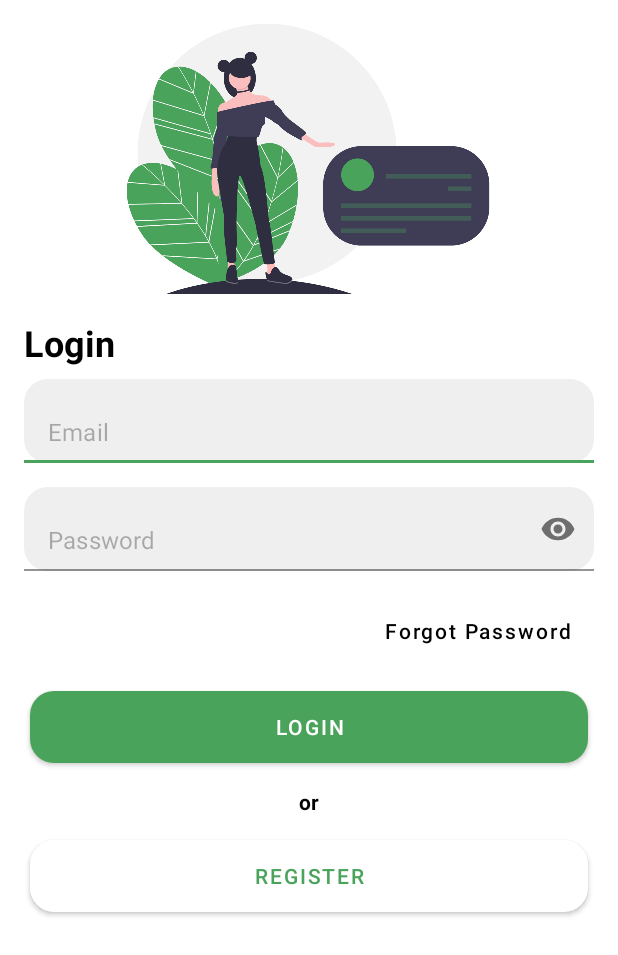
After one commit to mumaralfajar/coursekai, an Android app: the layout activity_login.xml on its own in the app's theme, with its tools: preview values and no code run, on a phone screen of 412 x 824 dp. The commit adds this screen. Shown: the top 955 px of the screen. Run offline under Robolectric (Android 15) with nearby library versions, the phone set to English and light mode, and no system bars.

Commit message:
add login screen

```diff
--- a/app/src/main/AndroidManifest.xml
+++ b/app/src/main/AndroidManifest.xml
@@ -14,6 +14,9 @@
         android:theme="@style/Theme.Coursekai"
         tools:targetApi="31">
         <activity
+            android:name=".presentation.login.LoginActivity"
+            android:exported="false" />
+        <activity
             android:name=".presentation.splash.SplashActivity"
             android:exported="false" />
         <activity
--- /dev/null
+++ b/app/src/main/java/com/mumaralfajar/coursekai/presentation/login/LoginActivity.kt
@@ -0,0 +1,17 @@
+package com.mumaralfajar.coursekai.presentation.login
+
+import androidx.appcompat.app.AppCompatActivity
+import android.os.Bundle
+import com.mumaralfajar.coursekai.R
+import com.mumaralfajar.coursekai.databinding.ActivityLoginBinding
+
+class LoginActivity : AppCompatActivity() {
+
+    private lateinit var loginBinding: ActivityLoginBinding
+
+    override fun onCreate(savedInstanceState: Bundle?) {
+        super.onCreate(savedInstanceState)
+        loginBinding = ActivityLoginBinding.inflate(layoutInflater)
+        setContentView(loginBinding.root)
+    }
+}
--- /dev/null
+++ b/app/src/main/res/drawable/bg_btn_auth_primary.xml
@@ -0,0 +1,12 @@
+<?xml version="1.0" encoding="utf-8"?>
+<ripple xmlns:android="http://schemas.android.com/apk/res/android"
+    android:color="@color/white">
+
+    <item>
+        <shape android:shape="rectangle">
+            <solid android:color="@color/colorPrimary"/>
+            <corners android:radius="@dimen/normal_100"/>
+        </shape>
+    </item>
+
+</ripple>
--- /dev/null
+++ b/app/src/main/res/drawable/bg_btn_auth_white.xml
@@ -0,0 +1,12 @@
+<?xml version="1.0" encoding="utf-8"?>
+<ripple xmlns:android="http://schemas.android.com/apk/res/android"
+    android:color="@color/colorPrimary">
+
+    <item>
+        <shape android:shape="rectangle">
+            <solid android:color="@color/white"/>
+            <corners android:radius="@dimen/normal_100"/>
+        </shape>
+    </item>
+
+</ripple>
--- /dev/null
+++ b/app/src/main/res/drawable/bg_edit_text.xml
@@ -0,0 +1,8 @@
+<?xml version="1.0" encoding="utf-8"?>
+<shape xmlns:android="http://schemas.android.com/apk/res/android"
+    android:shape="rectangle">
+
+    <solid android:color="@color/bg_edit_text"/>
+    <corners android:radius="@dimen/normal_100"/>
+
+</shape>
--- /dev/null
+++ b/app/src/main/res/layout/activity_login.xml
@@ -0,0 +1,119 @@
+<?xml version="1.0" encoding="utf-8"?>
+<ScrollView xmlns:android="http://schemas.android.com/apk/res/android"
+    xmlns:app="http://schemas.android.com/apk/res-auto"
+    xmlns:tools="http://schemas.android.com/tools"
+    android:layout_width="match_parent"
+    android:layout_height="match_parent"
+    android:fillViewport="true"
+    tools:context=".presentation.login.LoginActivity">
+
+    <LinearLayout
+        android:layout_width="match_parent"
+        android:layout_height="wrap_content"
+        android:orientation="vertical"
+        android:padding="@dimen/normal_100">
+
+        <ImageView
+            android:layout_width="wrap_content"
+            android:layout_height="wrap_content"
+            android:src="@drawable/image_login"
+            android:layout_gravity="center_horizontal"
+            android:contentDescription="@string/login" />
+
+        <TextView
+            android:layout_width="wrap_content"
+            android:layout_height="wrap_content"
+            android:text="@string/login"
+            android:textColor="@color/black"
+            android:textStyle="bold"
+            android:textSize="@dimen/h5"
+            android:layout_marginTop="@dimen/normal_100"/>
+
+        <com.google.android.material.textfield.TextInputLayout
+            android:layout_width="match_parent"
+            android:layout_height="56dp"
+            app:hintEnabled="false"
+            android:layout_marginTop="@dimen/small_100">
+
+            <EditText
+                android:id="@+id/et_email_login"
+                android:layout_width="match_parent"
+                android:layout_height="match_parent"
+                android:background="@drawable/bg_edit_text"
+                android:paddingStart="@dimen/normal_100"
+                android:hint="@string/email"
+                android:paddingEnd="@dimen/normal_100"
+                android:textColor="@color/black"
+                android:textColorHint="#4D000000"
+                android:inputType="textEmailAddress"
+                android:autofillHints="emailAddress" />
+
+        </com.google.android.material.textfield.TextInputLayout>
+
+        <com.google.android.material.textfield.TextInputLayout
+            android:layout_width="match_parent"
+            android:layout_height="56dp"
+            app:hintEnabled="false"
+            app:endIconMode="password_toggle"
+            android:layout_marginTop="@dimen/normal_100">
+
+            <EditText
+                android:id="@+id/et_password_login"
+                android:layout_width="match_parent"
+                android:layout_height="match_parent"
+                android:background="@drawable/bg_edit_text"
+                android:paddingStart="@dimen/normal_100"
+                android:hint="@string/password"
+                android:paddingEnd="@dimen/normal_100"
+                android:textColor="@color/black"
+                android:textColorHint="#4D000000"
+                android:inputType="textPassword"
+                android:autofillHints="password" />
+
+        </com.google.android.material.textfield.TextInputLayout>
+
+        <Button
+            android:id="@+id/btn_forgot_password_login"
+            android:layout_width="wrap_content"
+            android:layout_height="48dp"
+            android:layout_gravity="end"
+            android:layout_marginTop="@dimen/normal_100"
+            android:background="@android:color/transparent"
+            android:text="@string/forgot_password"
+            android:textAllCaps="false"
+            android:textColor="@color/black" />
+
+        <Button
+            android:id="@+id/btn_login"
+            android:layout_width="match_parent"
+            android:layout_height="wrap_content"
+            android:text="@string/login"
+            android:textColor="@color/white"
+            android:background="@drawable/bg_btn_auth_primary"
+            android:layout_marginTop="@dimen/normal_100"
+            android:layout_marginStart="@dimen/small_50"
+            android:layout_marginEnd="@dimen/small_50"/>
+
+        <TextView
+            android:layout_width="wrap_content"
+            android:layout_height="wrap_content"
+            android:text="@string/or"
+            android:textStyle="bold"
+            android:textColor="@color/black"
+            android:layout_gravity="center_horizontal"
+            android:layout_marginTop="@dimen/normal_100"/>
+
+        <Button
+            android:id="@+id/btn_register"
+            android:layout_width="match_parent"
+            android:layout_height="wrap_content"
+            android:text="@string/register"
+            android:textColor="@color/colorPrimary"
+            android:background="@drawable/bg_btn_auth_white"
+            app:backgroundTint="@null"
+            android:layout_marginTop="@dimen/normal_100"
+            android:layout_marginStart="@dimen/small_50"
+            android:layout_marginEnd="@dimen/small_50"/>
+    </LinearLayout>
+
+</ScrollView>
--- a/app/src/main/res/values/strings.xml
+++ b/app/src/main/res/values/strings.xml
@@ -1,3 +1,43 @@
 <resources>
     <string name="app_name">Coursekai</string>
+    <string name="login">Login</string>
+    <string name="email">Email</string>
+    <string name="password">Password</string>
+    <string name="forgot_password">Forgot Password</string>
+    <string name="or">or</string>
+    <string name="register">Register</string>
+    <string name="name">Name</string>
+    <string name="confirm_password">Confirm Password</string>
+    <string name="change_password">Change Password</string>
+    <string name="new_password">New Password</string>
+    <string name="old_password">Old Password</string>
+    <string name="confirm_new_password">Confirm New Password</string>
+    <string name="welcome_home">Welcome Home,</string>
+    <string name="default_text">-</string>
+    <string name="tag_line">Panduan Belajar dasar-dasar JavaScript</string>
+    <string name="search">Search...</string>
+    <string name="your_materials">Your Materials</string>
+    <string name="logout">Logout</string>
+    <string name="change_language">Change Language</string>
+    <string name="user_profile">User Profile</string>
+    <string name="error">Error</string>
+    <string name="success">Success</string>
+    <string name="please_wait">Please wait...</string>
+    <string name="please_field_your_name">Please field your name</string>
+    <string name="please_field_your_confirm_password">Please field your confirm password</string>
+    <string name="please_field_your_password_more_than_8">Please field your password more than 8</string>
+    <string name="please_field_your_confirm_password_more_than_8">Please field your confirm password more than 8</string>
+    <string name="your_password_didnt_match">Your password did\'nt match</string>
+    <string name="please_field_your_old_password">Please field your old password</string>
+    <string name="please_input_your_old_password_more_than_8">Please input your old password more than 8</string>
+    <string name="please_field_your_new_password">Please field your new password</string>
+    <string name="please_input_your_new_password_more_than_8">Please input your new password more than 8</string>
+    <string name="please_field_your_confirm_new_password">Please field your confirm new password</string>
+    <string name="please_input_your_confirm_new_password_more_than_8">Please input your confirm new password more than 8</string>
+    <string name="success_change_pass">Congratulation, your password has been change</string>
+    <string name="success_register">Congratulation, your account has been register</string>
+    <string name="success_forgot_pass">Congratulation, your link reset password has been sent to your email, please check it!</string>
+    <string name="please_field_your_email">Please field your email</string>
+    <string name="please_use_valid_email">Please use valid email</string>
+    <string name="please_field_your_password">Please field your password</string>
 </resources>
```
